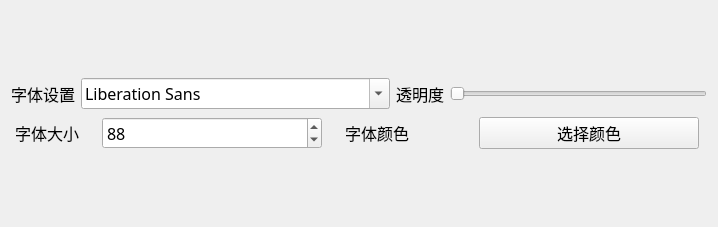
First picture: the form in Theme_Setting.ui, repository barrylee9527/desktop_clock, before the edit.
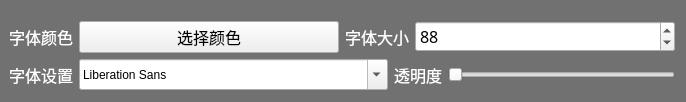
Second picture: the form after the edit.

Diff of the .ui file:
```diff
--- a/Theme_Setting.ui
+++ b/Theme_Setting.ui
@@ -6,82 +6,71 @@
    <rect>
     <x>0</x>
     <y>0</y>
-    <width>718</width>
-    <height>227</height>
+    <width>686</width>
+    <height>102</height>
    </rect>
   </property>
   <property name="windowTitle">
    <string>Form</string>
   </property>
-  <layout class="QHBoxLayout" name="horizontalLayout">
-   <item>
+  <property name="styleSheet">
+   <string notr="true">#Theme{
+background-color: rgb(113, 113, 113);
+}
+QLabel{
+	color: rgb(255, 255, 255);
+}</string>
+  </property>
     <layout class="QVBoxLayout" name="verticalLayout">
-     <item>
-      <layout class="QVBoxLayout" name="verticalLayout_2">
-       <item>
-        <layout class="QHBoxLayout" name="horizontalLayout_4">
-         <item>
-          <widget class="QLabel" name="label">
-           <property name="font">
-            <font>
-             <family>宋体</family>
-             <pointsize>12</pointsize>
-            </font>
-           </property>
-           <property name="text">
-            <string>字体设置</string>
-           </property>
-          </widget>
-         </item>
-         <item>
-          <widget class="QFontComboBox" name="fontComboBox">
-           <property name="font">
-            <font>
-             <family>宋体</family>
-             <pointsize>12</pointsize>
-            </font>
-           </property>
-          </widget>
-         </item>
-         <item>
-          <widget class="QLabel" name="label_2">
-           <property name="font">
-            <font>
-             <family>宋体</family>
-             <pointsize>12</pointsize>
-            </font>
-           </property>
-           <property name="text">
-            <string>透明度</string>
-           </property>
-          </widget>
-         </item>
-         <item>
-          <widget class="QSlider" name="horizontalSlider">
-           <property name="orientation">
-            <enum>Qt::Horizontal</enum>
-           </property>
-          </widget>
-         </item>
-        </layout>
-       </item>
-       <item>
-        <layout class="QHBoxLayout" name="horizontalLayout_5" stretch="1,2,1,2">
-         <property name="spacing">
-          <number>23</number>
-         </property>
          <property name="leftMargin">
-          <number>4</number>
+    <number>9</number>
          </property>
          <property name="topMargin">
-          <number>2</number>
-         </property>
-         <property name="rightMargin">
-          <number>8</number>
-         </property>
-         <property name="bottomMargin">
-          <number>0</number>
-         </property>
+    <number>11</number>
+   </property>
+   <item>
+    <layout class="QHBoxLayout" name="horizontalLayout">
+     <property name="topMargin">
+      <number>10</number>
+     </property>
+     <item>
+      <widget class="QLabel" name="label_4">
+       <property name="sizePolicy">
+        <sizepolicy hsizetype="Fixed" vsizetype="Preferred">
+         <horstretch>0</horstretch>
+         <verstretch>0</verstretch>
+        </sizepolicy>
+       </property>
+       <property name="font">
+        <font>
+         <family>宋体</family>
+         <pointsize>12</pointsize>
+        </font>
+       </property>
+       <property name="text">
+        <string>字体颜色</string>
+       </property>
+      </widget>
+     </item>
+     <item>
+      <widget class="QPushButton" name="pushButton_2">
+       <property name="sizePolicy">
+        <sizepolicy hsizetype="Preferred" vsizetype="Fixed">
+         <horstretch>0</horstretch>
+         <verstretch>0</verstretch>
+        </sizepolicy>
+       </property>
+       <property name="font">
+        <font>
+         <family>宋体</family>
+         <pointsize>12</pointsize>
+        </font>
+       </property>
+       <property name="text">
+        <string>选择颜色</string>
+       </property>
+      </widget>
+     </item>
          <item>
           <widget class="QLabel" name="label_3">
            <property name="sizePolicy">
@@ -123,47 +112,58 @@
            </property>
           </widget>
          </item>
+    </layout>
+   </item>
          <item>
-          <widget class="QLabel" name="label_4">
-           <property name="sizePolicy">
-            <sizepolicy hsizetype="Preferred" vsizetype="Preferred">
-             <horstretch>0</horstretch>
-             <verstretch>0</verstretch>
-            </sizepolicy>
-           </property>
+    <layout class="QHBoxLayout" name="horizontalLayout_4" stretch="0,1,0,1">
+     <item>
+      <widget class="QLabel" name="label">
+       <property name="font">
+        <font>
+         <family>宋体</family>
+         <pointsize>12</pointsize>
+        </font>
+       </property>
+       <property name="text">
+        <string>字体设置</string>
+       </property>
+      </widget>
+     </item>
+     <item>
+      <widget class="QFontComboBox" name="fontComboBox">
            <property name="font">
             <font>
              <family>宋体</family>
              <pointsize>12</pointsize>
             </font>
            </property>
+      </widget>
+     </item>
+     <item>
+      <widget class="QLabel" name="label_2">
+       <property name="font">
+        <font>
+         <family>宋体</family>
+         <pointsize>12</pointsize>
+        </font>
+       </property>
            <property name="text">
-            <string>字体颜色</string>
+        <string>透明度</string>
            </property>
           </widget>
          </item>
          <item>
-          <widget class="QPushButton" name="pushButton_2">
+      <widget class="QSlider" name="horizontalSlider">
            <property name="sizePolicy">
             <sizepolicy hsizetype="Preferred" vsizetype="Fixed">
              <horstretch>0</horstretch>
              <verstretch>0</verstretch>
             </sizepolicy>
            </property>
-           <property name="font">
-            <font>
-             <family>宋体</family>
-             <pointsize>12</pointsize>
-            </font>
-           </property>
-           <property name="text">
-            <string>选择颜色</string>
-           </property>
-          </widget>
-         </item>
-        </layout>
-       </item>
-      </layout>
+       <property name="orientation">
+        <enum>Qt::Horizontal</enum>
+       </property>
+      </widget>
      </item>
     </layout>
    </item>
```
Lines whose indentation alone changed are shown as unchanged.
